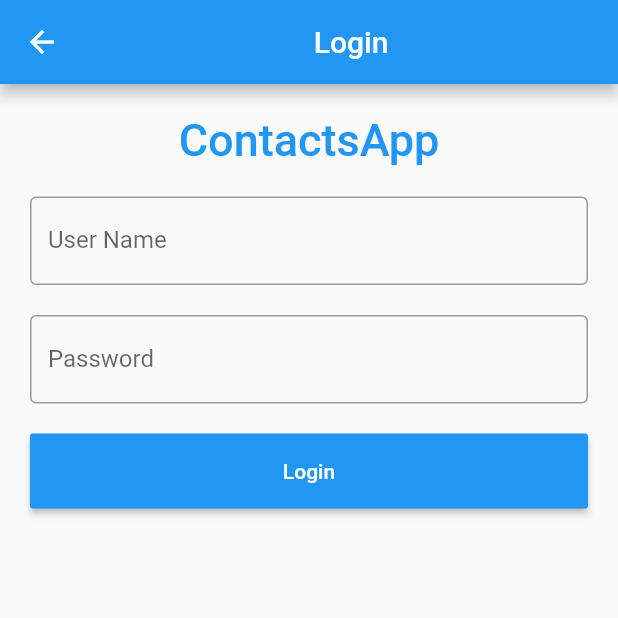
After one commit to Sarath-2k/contactsapp, a Flutter app: the LoginPage screen opened directly, after a tap on "Login", on a phone screen of 412 x 824 dp, the top half of it. The commit adds this screen. Run offline on Flutter 3.47's test engine with Material 2 defaults, Android fonts, the phone set to English and light mode, and no system bars; our stand-ins replace cloud_firestore, shared_preferences; accounts and stored records are empty.

Commit message:
login works now

```diff
--- /dev/null
+++ b/lib/login.dart
@@ -0,0 +1,86 @@
+import 'package:flutter/material.dart';
+import './HomeScreen.dart';
+import 'package:shared_preferences/shared_preferences.dart';
+
+class LoginPage extends StatefulWidget {
+  @override
+  State<StatefulWidget> createState() => new _State();
+}
+
+class _State extends State<LoginPage> {
+  TextEditingController nameController = TextEditingController();
+  TextEditingController passwordController = TextEditingController();
+
+  String username;
+  String password;
+
+  _login() async {
+    username = nameController.text;
+    password = passwordController.text;
+
+    if (username == 'admin' && password == 'admin') {
+      final prefs = await SharedPreferences.getInstance();
+      final key = 'loginState';
+      final value = 1;
+      prefs.setInt(key, value);
+      Navigator.push(
+          context, MaterialPageRoute(builder: (context) => HomeScreen()));
+    }
+  }
+
+  @override
+  Widget build(BuildContext context) {
+    return Scaffold(
+        appBar: AppBar(
+          title: Center(child: Text('Login')),
+        ),
+        body: Padding(
+            padding: EdgeInsets.all(10),
+            child: ListView(
+              children: <Widget>[
+                Container(
+                    alignment: Alignment.center,
+                    padding: EdgeInsets.all(10),
+                    child: Text(
+                      'ContactsApp',
+                      style: TextStyle(
+                          color: Colors.blue,
+                          fontWeight: FontWeight.w500,
+                          fontSize: 30),
+                    )),
+                Container(
+                  padding: EdgeInsets.all(10),
+                  child: TextField(
+                    controller: nameController,
+                    decoration: InputDecoration(
+                      border: OutlineInputBorder(),
+                      labelText: 'User Name',
+                    ),
+                  ),
+                ),
+                Container(
+                  padding: EdgeInsets.fromLTRB(10, 10, 10, 0),
+                  child: TextField(
+                    obscureText: true,
+                    controller: passwordController,
+                    decoration: InputDecoration(
+                      border: OutlineInputBorder(),
+                      labelText: 'Password',
+                    ),
+                  ),
+                ),
+                SizedBox(
+                  height: 20,
+                ),
+                Container(
+                    height: 50,
+                    padding: EdgeInsets.fromLTRB(10, 0, 10, 0),
+                    child: RaisedButton(
+                        textColor: Colors.white,
+                        color: Colors.blue,
+                        child: Text('Login'),
+                        onPressed: _login)),
+              ],
+            )));
+  }
+}
--- a/lib/nthelum.dart
+++ b/lib/loginState.dart
@@ -1,5 +1,3 @@
-import 'dart:io';
-
 import 'package:contactsapp/HomeScreen.dart';
 import 'package:contactsapp/login.dart';
 import 'package:flutter/material.dart';
@@ -12,10 +10,6 @@ class First extends StatefulWidget {
 
 class _FirstState extends State<First> {
   dynamic value;
-  //   // int valueTemp;
-  //   // final prefs = SharedPreferences.getInstance();
-  //   // final key = 'loginState';
-
 
   SharedPreferences sharedPreferences;
   @override
--- a/pubspec.yaml
+++ b/pubspec.yaml
@@ -27,6 +27,8 @@ dependencies:
   cloud_firestore: ^0.12.9+5
   provider: ^4.1.3
   url_launcher: ^5.4.10
+  shared_preferences: ^0.5.7+3
+
 
   # The following adds the Cupertino Icons font to your application.
   # Use with the CupertinoIcons class for iOS style icons.
```
Also changed, not shown: pubspec.lock.
